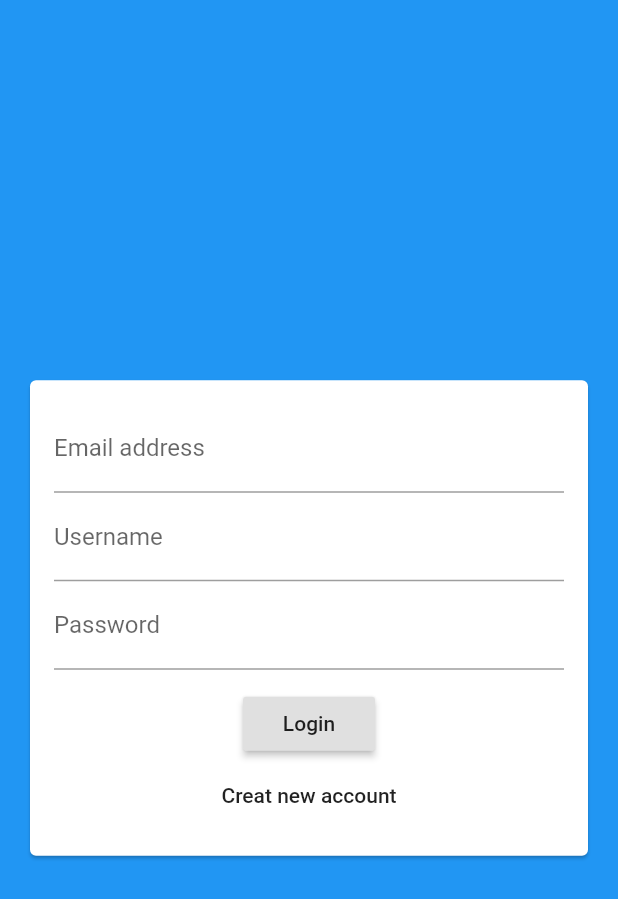
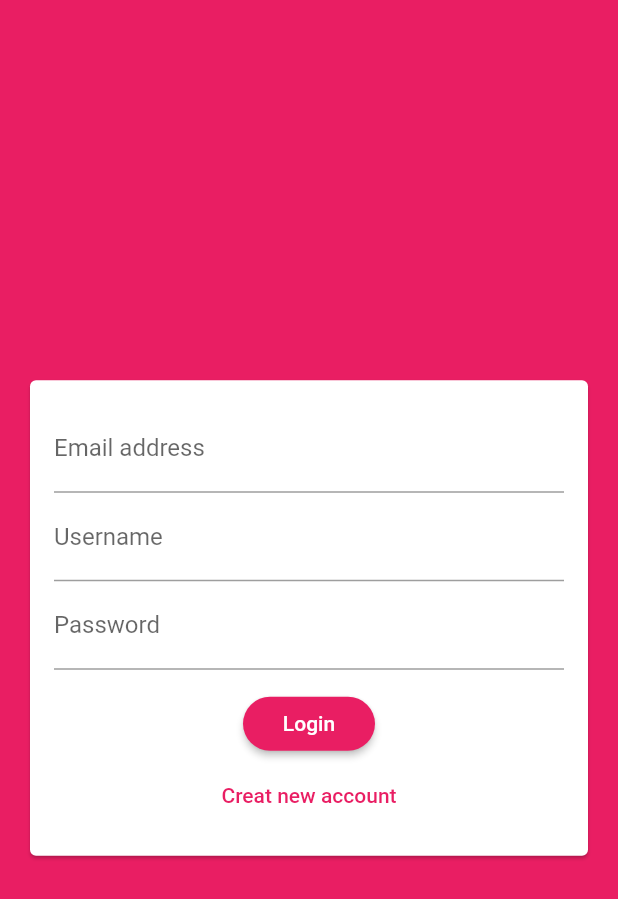
Before and after one commit to emralyilmaz/maxi_app6_2-chat_app, a Flutter app: the screen it shows after launch, on a phone screen of 412 x 824 dp. Shown: the top 899 px of the screen. Run offline on Flutter 3.47's test engine with Material 2 defaults, Android fonts, the phone set to English and light mode, and no system bars; our stand-ins replace cloud_firestore, firebase_core; accounts and stored records are empty.

Commit message:
318. Adding an App Theme

```diff
--- a/lib/main.dart
+++ b/lib/main.dart
@@ -15,19 +15,19 @@ class MyApp extends StatelessWidget {
   Widget build(BuildContext context) {
     return MaterialApp(
       title: 'FlutterChat',
-      // theme: ThemeData(
-      //   primarySwatch: Colors.pink,
-      //   backgroundColor: Colors.pink,
-      //   accentColor: Colors.deepPurple,
-      //   accentColorBrightness: Brightness.dark,
-      //   buttonTheme: ButtonTheme.of(context).copyWith(
-      //     buttonColor: Colors.pink,
-      //     textTheme: ButtonTextTheme.primary,
-      //     shape: RoundedRectangleBorder(
-      //       borderRadius: BorderRadius.circular(20),
-      //     ),
-      //   ),
-      // ),
+      theme: ThemeData(
+        primarySwatch: Colors.pink,
+        backgroundColor: Colors.pink,
+        accentColor: Colors.deepPurple,
+        accentColorBrightness: Brightness.dark,
+        buttonTheme: ButtonTheme.of(context).copyWith(
+          buttonColor: Colors.pink,
+          textTheme: ButtonTextTheme.primary,
+          shape: RoundedRectangleBorder(
+            borderRadius: BorderRadius.circular(20),
+          ),
+        ),
+      ),
       home: AuthScreen(),
     );
   }
--- a/lib/widgets/auth/auth_form.dart
+++ b/lib/widgets/auth/auth_form.dart
@@ -34,7 +34,10 @@ class _AuthFormState extends State<AuthForm> {
                   onPressed: () {},
                   child: Text("Login"),
                 ),
-                FlatButton(onPressed: () {}, child: Text("Creat new account"))
+                FlatButton(
+                    textColor: Theme.of(context).primaryColor,
+                    onPressed: () {},
+                    child: Text("Creat new account"))
               ],
             ),
           ),
```
